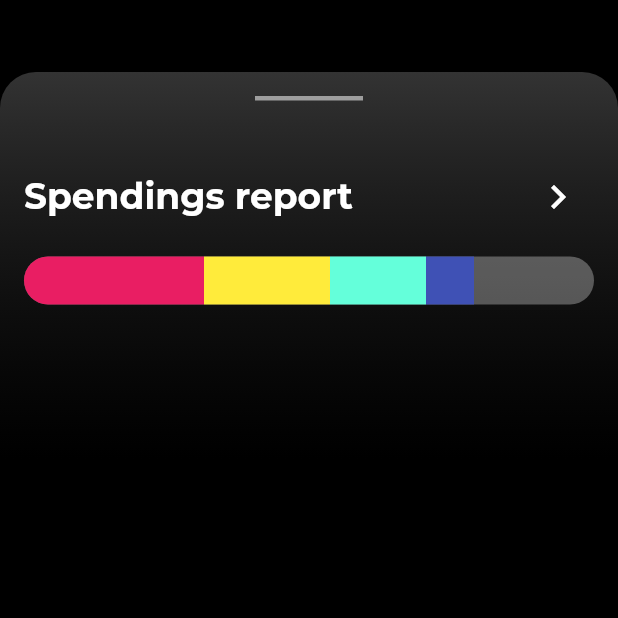
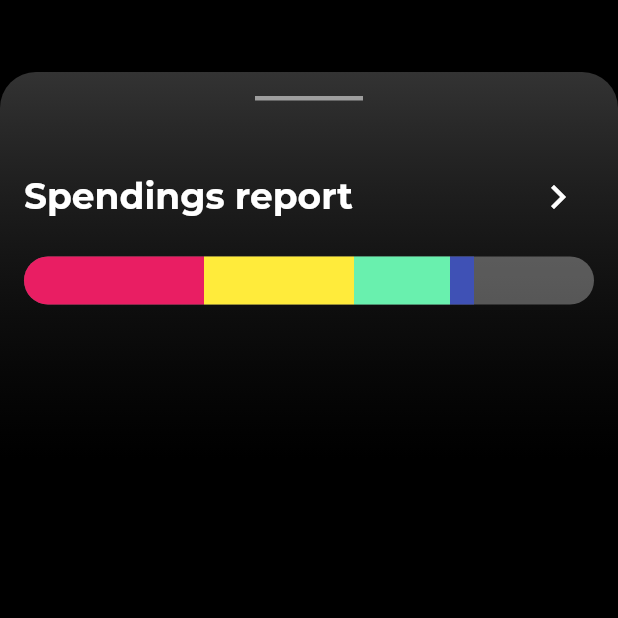
Before and after one commit to JAICHANGPARK/flutter_notebook_8th_story, a Flutter app: the screen it shows after launch, on a phone screen of 412 x 824 dp, the top half of it. Run offline on Flutter 3.47's test engine with Material 2 defaults, Android fonts, the phone set to English and light mode, and no system bars; our stand-ins replace badges, flutter_hooks, google_fonts, hooks_riverpod, state_notifier.

Commit message:
Update bank_main_page.dart

```diff
--- a/lib/ep594_banking_app/bank_main_page.dart
+++ b/lib/ep594_banking_app/bank_main_page.dart
@@ -83,7 +83,7 @@ class _BankMainPageState extends State<BankMainPage> {
                                 ),
                               ),
                               Container(
-                                width: 84,
+                                width: 100,
                                 decoration: BoxDecoration(
                                   color: Colors.yellow,
 
@@ -92,11 +92,11 @@ class _BankMainPageState extends State<BankMainPage> {
                               Container(
                                 width: 64,
                                 decoration: BoxDecoration(
-                                  color: Colors.tealAccent,
+                                  color: Colors.greenAccent,
                                 ),
                               ),
                               Container(
-                                width: 32,
+                                width: 16,
                                 decoration: BoxDecoration(
                                   color: Colors.indigo,
 
```
